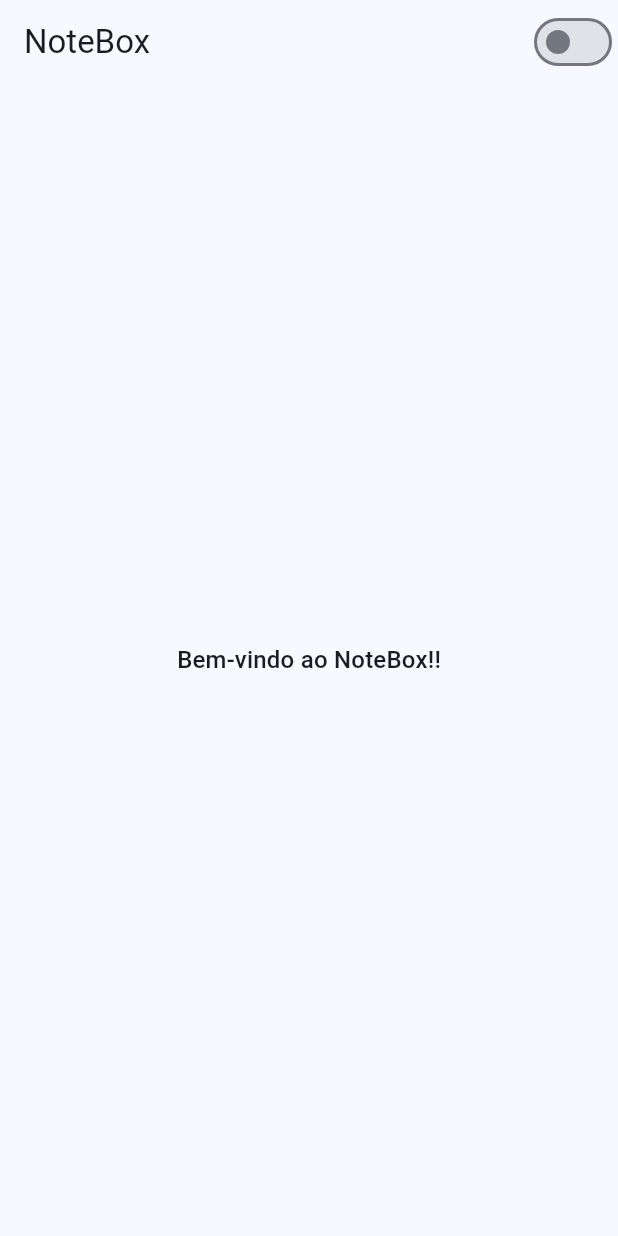
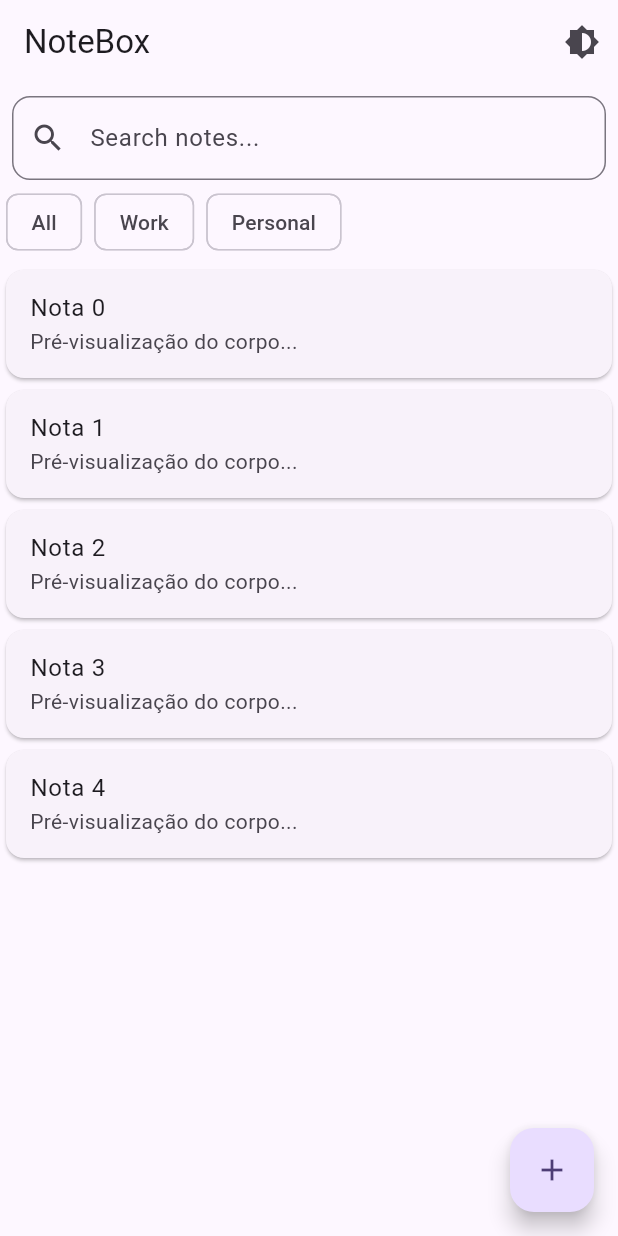
Before and after one commit to TiagoNeves00/tiago-notebox, a Flutter app: the screen it shows after launch, on a phone screen of 412 x 824 dp. Run offline on Flutter 3.47's test engine with Material 3 defaults, Android fonts, the light colour scheme and no system bars; drawn by our look-alikes of dynamic_color; our stand-ins replace flutter_riverpod.

Commit message:
HomePage 1.0
Added HomePage shell with appbar, search, chips, mock notes, FAB.

```diff
--- a/lib/app.dart
+++ b/lib/app.dart
@@ -1,76 +1,41 @@
+import 'package:dynamic_color/dynamic_color.dart';
 import 'package:flutter/material.dart';
 import 'package:flutter_riverpod/flutter_riverpod.dart';
+import 'package:notebox/features/home_page.dart';
+import 'package:notebox/theme/app_colors.dart';
+import 'package:notebox/theme/theme_mode.dart';
 
-/// Provider de ThemeMode controlado por StateNotifier.
-final themeModeProvider =
-    StateNotifierProvider<ThemeModeNotifier, ThemeMode>((ref) {
-  return ThemeModeNotifier();
-});
 
-class ThemeModeNotifier extends StateNotifier<ThemeMode> {
-  ThemeModeNotifier() : super(ThemeMode.system);
-
-  void toggle() {
-    // alterna entre claro/escuro; ignora o modo system após o primeiro toggle
-    state = state == ThemeMode.dark ? ThemeMode.light : ThemeMode.dark;
-  }
-
-  void set(ThemeMode mode) => state = mode;
-}
 
 class NoteBoxApp extends ConsumerWidget {
   const NoteBoxApp({super.key});
 
   @override
   Widget build(BuildContext context, WidgetRef ref) {
-    final themeMode = ref.watch(themeModeProvider);
-
-    return MaterialApp(
-      title: 'NoteBox',
-      debugShowCheckedModeBanner: false,
-      themeMode: themeMode,
-      theme: ThemeData(
+    final mode = ref.watch(themeModeProvider);
+    return DynamicColorBuilder(builder: (lightDyn, darkDyn) {
+      final light = ThemeData(
         useMaterial3: true,
-        colorScheme: ColorScheme.fromSeed(seedColor: Colors.blue),
-        brightness: Brightness.light,
-      ),
-      darkTheme: ThemeData(
+        colorScheme: lightDyn ??
+            ColorScheme.fromSeed(seedColor: AppColors.light.brand),
+        extensions: const [AppColors.light],
+      );
+      final dark = ThemeData(
         useMaterial3: true,
-        colorScheme: ColorScheme.fromSeed(
-          seedColor: Colors.blue,
-          brightness: Brightness.dark,
-        ),
-        brightness: Brightness.dark,
-      ),
-      home: const HomePage(),
-    );
+        colorScheme: darkDyn ??
+            ColorScheme.fromSeed(
+              seedColor: AppColors.dark.brand,
+              brightness: Brightness.dark,
+            ),
+        extensions: const [AppColors.dark],
+      );
+      return MaterialApp(
+        title: 'NoteBox',
+        theme: light,
+        darkTheme: dark,
+        themeMode: mode,
+        home: const HomePage(),
+      );
+    });
   }
 }
-
-class HomePage extends ConsumerWidget {
-  const HomePage({super.key});
-
-  @override
-  Widget build(BuildContext context, WidgetRef ref) {
-    final themeMode = ref.watch(themeModeProvider);
-    final isDark = themeMode == ThemeMode.dark;
-
-    return Scaffold(
-      appBar: AppBar(
-        title: const Text('NoteBox'),
-        actions: [
-          Switch(
-            value: isDark,
-            onChanged: (_) => ref.read(themeModeProvider.notifier).toggle(),
-          ),
-        ],
-      ),
-      body: Center(
-        child: Text(
-          'Bem-vindo ao NoteBox!!',
-          style: Theme.of(context).textTheme.titleMedium,
-        ),
-      ),
-    );
-  }
-}
--- /dev/null
+++ b/lib/features/home_page.dart
@@ -0,0 +1,65 @@
+import 'package:flutter/material.dart';
+import 'package:flutter_riverpod/flutter_riverpod.dart';
+import 'package:notebox/theme/theme_mode.dart';
+
+class HomePage extends ConsumerWidget {
+  const HomePage({super.key});
+
+  @override
+  Widget build(BuildContext context, WidgetRef ref) {
+    return Scaffold(
+      appBar: AppBar(
+        title: const Text('NoteBox'),
+        actions: [
+          IconButton(
+            onPressed: () => ref.read(themeModeProvider.notifier).toggle(),
+            icon: const Icon(Icons.brightness_6),
+          ),
+        ],
+      ),
+      body: Column(
+        children: [
+          Padding(
+            padding: const EdgeInsets.all(8),
+            child: TextField(
+              decoration: InputDecoration(
+                hintText: 'Search notes...',
+                prefixIcon: const Icon(Icons.search),
+                border: OutlineInputBorder(
+                  borderRadius: BorderRadius.circular(12),
+                ),
+              ),
+            ),
+          ),
+          SizedBox(
+            height: 40,
+            child: ListView(
+              scrollDirection: Axis.horizontal,
+              children: const [
+                Padding(padding: EdgeInsets.symmetric(horizontal: 4), child: Chip(label: Text('All'))),
+                Padding(padding: EdgeInsets.symmetric(horizontal: 4), child: Chip(label: Text('Work'))),
+                Padding(padding: EdgeInsets.symmetric(horizontal: 4), child: Chip(label: Text('Personal'))),
+              ],
+            ),
+          ),
+          const SizedBox(height: 8),
+          Expanded(
+            child: ListView.builder(
+              itemCount: 5,
+              itemBuilder: (_, i) => Card(
+                child: ListTile(
+                  title: Text('Nota $i'),
+                  subtitle: const Text('Pré-visualização do corpo...'),
+                ),
+              ),
+            ),
+          ),
+        ],
+      ),
+      floatingActionButton: FloatingActionButton(
+        onPressed: () {},
+        child: const Icon(Icons.add),
+      ),
+    );
+  }
+}
--- a/lib/main.dart
+++ b/lib/main.dart
@@ -1,7 +1,5 @@
 import 'package:flutter/material.dart';
 import 'package:flutter_riverpod/flutter_riverpod.dart';
-import 'app.dart';
+import 'package:notebox/app.dart';
 
-void main() {
-  runApp(const ProviderScope(child: NoteBoxApp()));
-}
+void main() => runApp(const ProviderScope(child: NoteBoxApp()));
--- /dev/null
+++ b/lib/theme/app_colors.dart
@@ -0,0 +1,45 @@
+import 'package:flutter/material.dart';
+
+class AppColors extends ThemeExtension<AppColors> {
+
+  final Color brand;
+  final Color warning;
+  final Color success;
+
+  const AppColors({
+    required this.brand,
+    required this.warning,
+    required this.success,
+  });
+
+  static const light = AppColors(
+    brand: Color(0xFF6750A4),
+    warning: Color(0xFFBA1A1A),
+    success: Color(0xFF1B873F),
+  );
+
+  static const dark = AppColors(
+    brand: Color(0xFFD0BCFF),
+    warning: Color(0xFFFFB4AB),
+    success: Color(0xFF4CD061),
+  );
+
+   @override
+   AppColors copyWith({Color? brand, Color? warning, Color? success}) {
+     return AppColors(
+       brand: brand ?? this.brand,
+       warning: warning ?? this.warning,
+       success: success ?? this.success,
+     );
+   }
+
+   @override
+    AppColors lerp(ThemeExtension<AppColors>? other, double t) {
+      if (other is! AppColors) return this;
+      return AppColors(
+        brand: Color.lerp(brand, other.brand, t)!,
+        warning: Color.lerp(warning, other.warning, t)!,
+        success: Color.lerp(success, other.success, t)!,
+      );
+    }
+}
```
Also changed, not shown: analysis_options.yaml (+7 -1 lines), lib/theme/theme_mode.dart (added, +12 -0 lines), pubspec.yaml (+9 -4 lines), pubspec.lock, 5 other files.
